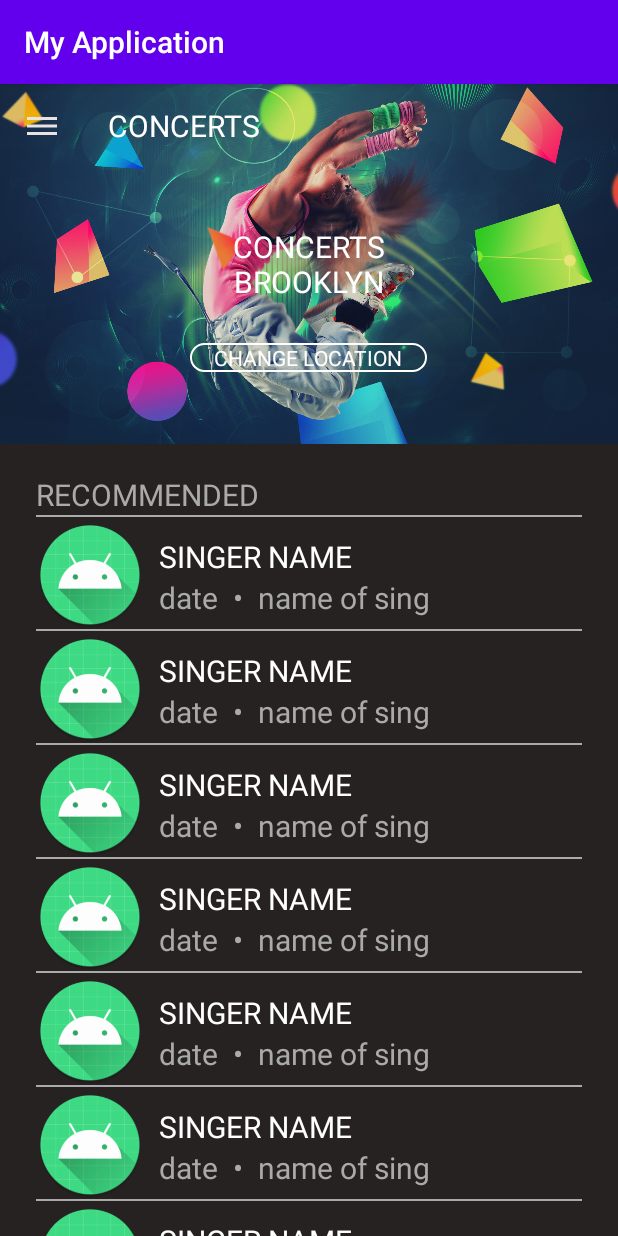
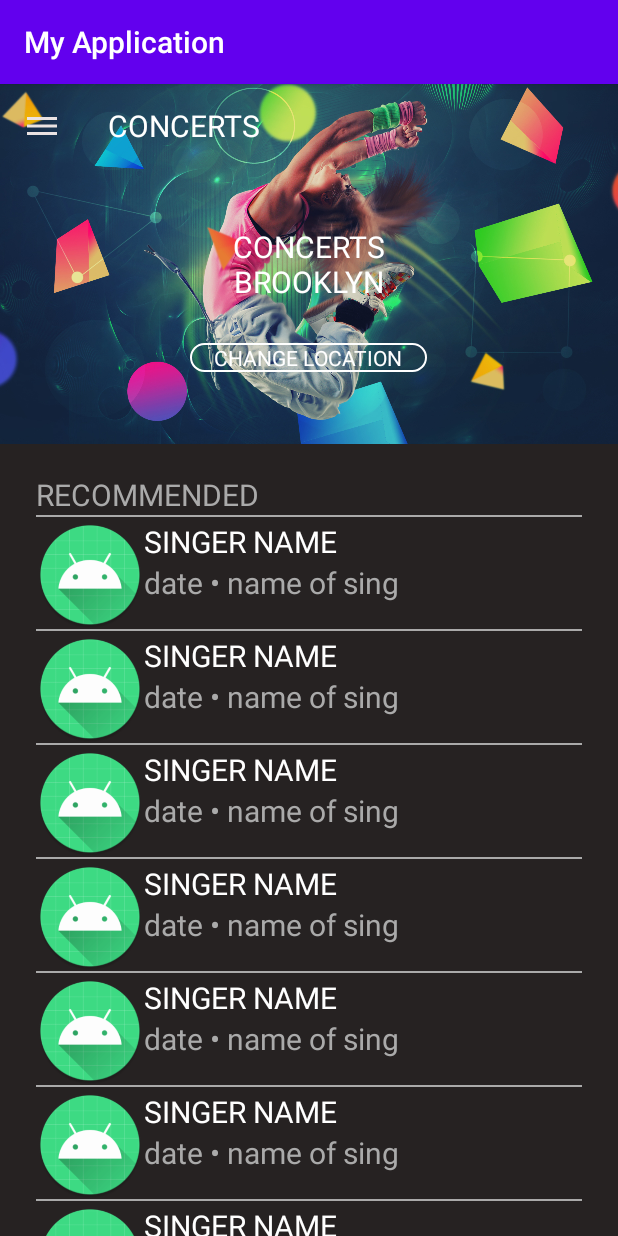
Before and after one commit to Mrsananabos/AndroidLessons, an Android app: the screen it shows after launch (MainActivity), on a phone screen of 412 x 824 dp. Run offline under Robolectric (Android 15) with nearby library versions, the phone set to English and light mode, and no system bars.

Commit message:
simplify view

```diff
--- a/app/src/main/res/layout/music_desc_item.xml
+++ b/app/src/main/res/layout/music_desc_item.xml
@@ -1,47 +1,21 @@
 <?xml version="1.0" encoding="utf-8"?>
 <LinearLayout xmlns:android="http://schemas.android.com/apk/res/android"
-    xmlns:tools="http://schemas.android.com/tools"
     android:layout_width="match_parent"
     android:layout_height="wrap_content"
-    android:orientation="vertical"
-    tools:ignore="MissingConstraints">
+    android:orientation="vertical">
 
     <TextView
-        android:layout_width="wrap_content"
+        android:layout_width="match_parent"
         android:layout_height="wrap_content"
-        android:layout_marginLeft="10dp"
-        android:layout_marginTop="10dp"
         android:text="@string/singer_name"
         android:textColor="@android:color/white"
         android:textSize="20sp" />
 
-    <LinearLayout
-        android:layout_width="wrap_content"
+    <TextView
+        android:layout_width="match_parent"
         android:layout_height="wrap_content"
-        android:orientation="horizontal">
+        android:text="@string/date"
+        android:textColor="@android:color/darker_gray"
+        android:textSize="20sp" />
 
-        <TextView
-            android:layout_width="wrap_content"
-            android:layout_height="wrap_content"
-            android:layout_marginLeft="10dp"
-            android:text="@string/date"
-            android:textColor="@android:color/darker_gray"
-            android:textSize="20sp" />
-
-        <TextView
-            android:layout_width="wrap_content"
-            android:layout_height="wrap_content"
-            android:layout_marginLeft="10dp"
-            android:text="@string/separator"
-            android:textColor="@android:color/darker_gray"
-            android:textSize="20sp" />
-
-        <TextView
-            android:layout_width="wrap_content"
-            android:layout_height="wrap_content"
-            android:layout_marginLeft="10dp"
-            android:text="@string/name_sing"
-            android:textColor="@android:color/darker_gray"
-            android:textSize="20sp" />
-    </LinearLayout>
 </LinearLayout>
--- a/app/src/main/res/values/strings.xml
+++ b/app/src/main/res/values/strings.xml
@@ -4,8 +4,6 @@
     <string name="recommended_bar_text">RECOMMENDED</string>
     <string name="singer_name">SINGER NAME</string>
     <string name="name_concert">CONCERTS BROOKLYN</string>
-    <string name="date">date</string>
-    <string name="name_sing">name of sing</string>
-    <string name="separator">"\u2022"</string>
+    <string name="date">date \u2022 name of sing</string>
     <string name="change_location">CHANGE LOCATION</string>
 </resources>
```
